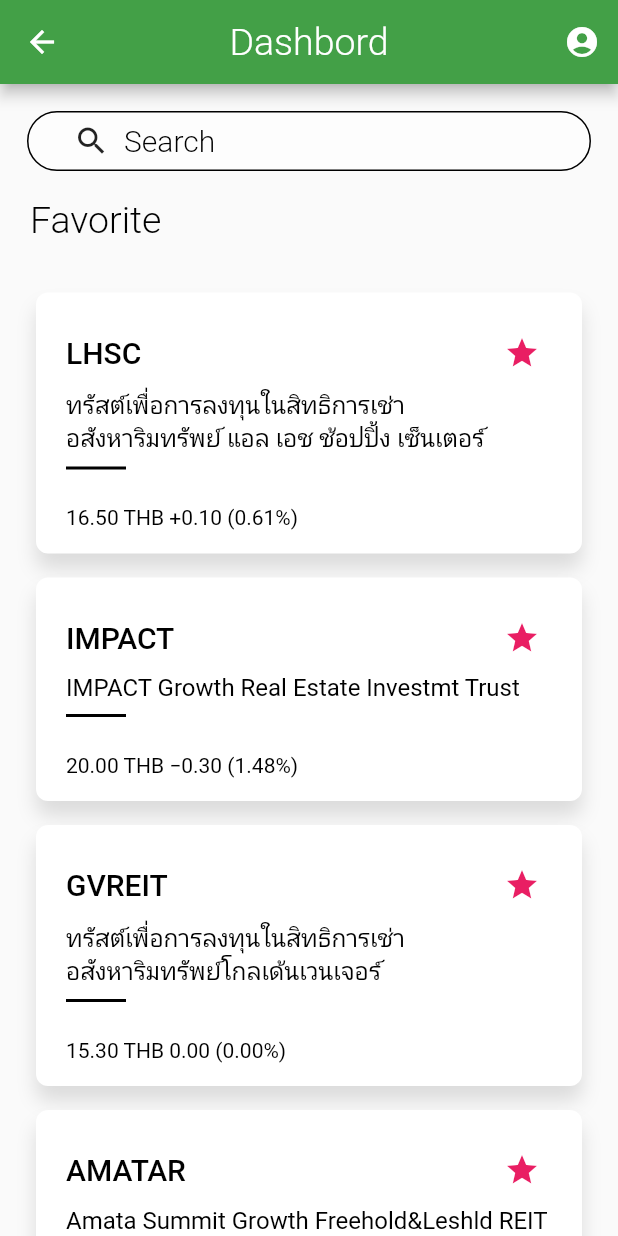
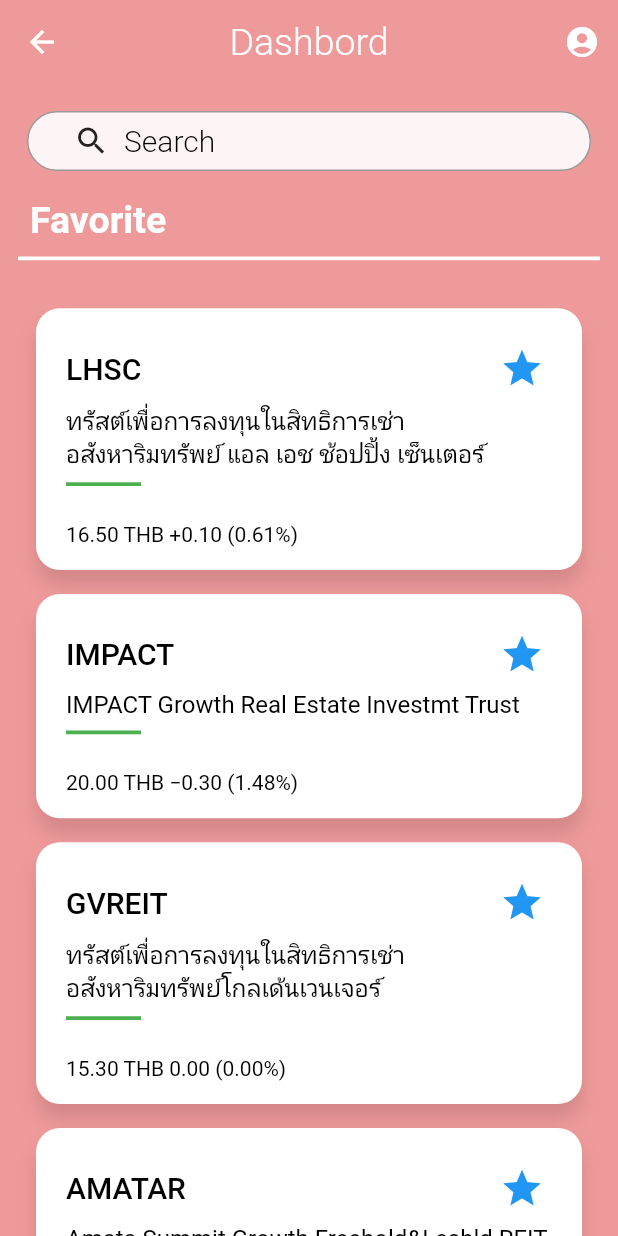
Before and after one commit to wadcharapong-n/REIT_APP_Front, a Flutter app: the HomePage screen opened by its route, on a phone screen of 412 x 824 dp. Run offline on Flutter 3.47's test engine with Material 2 defaults, Android fonts, the phone set to English and light mode, and no system bars; Roboto replaces fonts that are missing (Poppins).

Commit message:
edit ui page dashboard

```diff
--- a/reit_app/lib/screens/home_page/home_page.dart
+++ b/reit_app/lib/screens/home_page/home_page.dart
@@ -4,6 +4,7 @@ import 'package:reit_app/screens/home_page/widgets/favorite.dart';
 @override
 Widget appBarDashbord() {
   return AppBar(
+    elevation: 0.0,
     centerTitle: true,
     title: Text(
       'Dashbord',
@@ -19,14 +20,31 @@ Widget appBarDashbord() {
         onPressed: () {},
       ),
     ],
-    backgroundColor: Colors.green[600],
+    backgroundColor: Colors.red[200],
   );
 }
 
-class HomePage extends StatelessWidget {
+class HomePage extends StatefulWidget {
+  @override
+  HomePageState createState() {
+    return HomePageState();
+  }
+}
+
+class HomePageState extends State<HomePage> {
+  bool isEmptyReit = false;
+
+  emptyReit(value) {
+    setState(() {
+      isEmptyReit = value;
+      print(isEmptyReit);
+    });
+  }
+
   @override
   Widget build(BuildContext context) {
     return Scaffold(
+      backgroundColor: Colors.red[200],
       appBar: appBarDashbord(),
       body: Column(
         crossAxisAlignment: CrossAxisAlignment.start,
@@ -39,12 +57,12 @@ class HomePage extends StatelessWidget {
               },
               child: Container(
                 height: 40.0,
-                  width: 700.0,
+                width: 1000.0,
                 margin: const EdgeInsets.all(10.0),
                 padding: const EdgeInsets.fromLTRB(30, 0, 0, 0),
                 decoration: BoxDecoration(
-                    color: Colors.white.withOpacity(0.5),
-                    border: Border.all(color: Colors.black),
+                  color: Colors.white.withOpacity(0.9),
+                  border: Border.all(color: Colors.black38),
                   borderRadius: BorderRadius.circular(20.0),
                 ),
                 child: Row(
@@ -62,20 +80,30 @@ class HomePage extends StatelessWidget {
                   ],
                 ),
               ),
-              )),
-          Padding(
+            ),
+          ),
+          isEmptyReit == false
+              ? Padding(
                   padding: EdgeInsets.fromLTRB(20.0, 0.0, 0.0, 10.0),
                   child: Text(
                     'Favorite',
                     style: TextStyle(
                         fontSize: 25.0,
-                  color: Colors.black,
-                  fontWeight: FontWeight.w300,
+                        color: Colors.white,
+                        fontWeight: FontWeight.w600,
                         fontFamily: 'Poppins'),
                     textAlign: TextAlign.left,
                   ),
-          ),
-          Favorite()
+                )
+              : Text(''),
+          isEmptyReit == false
+              ? Container(
+                  margin: EdgeInsets.fromLTRB(12, 0, 12, 8),
+                  height: 2.5,
+                  width: 1000.0,
+                  color: Colors.white)
+              : Text(''),
+          isEmptyReit == false ? Favorite(emptyReit: emptyReit) : Text(''),
         ],
       ),
     );
--- a/reit_app/lib/screens/home_page/widgets/favorite.dart
+++ b/reit_app/lib/screens/home_page/widgets/favorite.dart
@@ -4,6 +4,8 @@ import 'package:reit_app/screens/detail_reit/detail_reit.dart';
 import 'package:reit_app/services/favorite_services.dart';
 
 class Favorite extends StatefulWidget {
+  final Function emptyReit;
+  const Favorite({Key key, this.emptyReit}) : super(key: key);
   @override
   FavoriteState createState() {
     return FavoriteState();
@@ -26,18 +28,34 @@ class FavoriteState extends State<Favorite> {
         final reitFormJson = Reit.fromJson(v);
         reits.add(reitFormJson);
       });
+      checkEmptyReit();
     });
   }
 
   deleteCard(reit) {
     setState(() {
       reits.remove(reit);
+      checkEmptyReit();
     });
+  }
+
+  checkEmptyReit() {
+    bool value;
+    if (reits.length == 0) {
+      value = true;
+    } else {
+      value = false;
+    }
+    widget.emptyReit(value);
   }
 
   @override
   Widget build(BuildContext context) {
-    return Expanded(
+    return NotificationListener<OverscrollIndicatorNotification>(
+      onNotification: (overscroll) {
+        overscroll.disallowGlow();
+      },
+      child: Expanded(
         child: ListView.builder(
             itemBuilder: (context, index) => ReitRow(
                   reit: reits[index],
@@ -45,6 +63,7 @@ class FavoriteState extends State<Favorite> {
                 ),
             itemCount: reits.length,
             padding: EdgeInsets.symmetric(vertical: 16.0)),
+      ),
     );
   }
 }
@@ -96,7 +115,8 @@ class ReitRowState extends State<ReitRow> {
                 IconButton(
                   icon: Icon(
                     Icons.star,
-                    color: Colors.pink,
+                    color: Colors.blue,
+                    size: 30,
                   ),
                   tooltip: 'Delete Favorite',
                   onPressed: () {
@@ -111,9 +131,9 @@ class ReitRowState extends State<ReitRow> {
         Text(widget.reit.name, style: subHeaderTextStyle),
         Container(
             margin: EdgeInsets.symmetric(vertical: 8.0),
-            height: 2.0,
-            width: 40.0,
-            color: Colors.black),
+            height: 2.5,
+            width: 50.0,
+            color: Colors.green),
         Container(
           margin: EdgeInsets.symmetric(vertical: 8.0),
         ),
@@ -131,7 +151,7 @@ class ReitRowState extends State<ReitRow> {
       decoration: BoxDecoration(
         color: Colors.white,
         shape: BoxShape.rectangle,
-        borderRadius: BorderRadius.circular(8.0),
+        borderRadius: BorderRadius.circular(16.0),
         boxShadow: <BoxShadow>[
           BoxShadow(
             color: Colors.black12,
```
Lines whose indentation alone changed are shown as unchanged.
